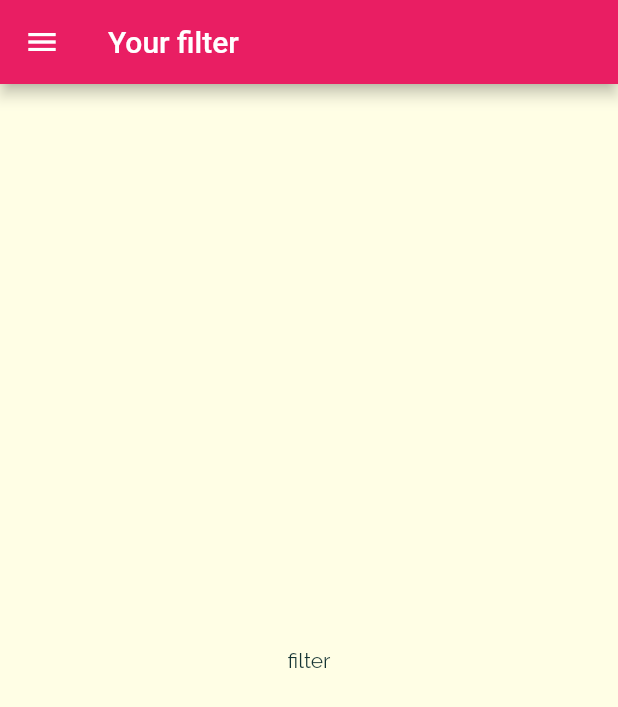
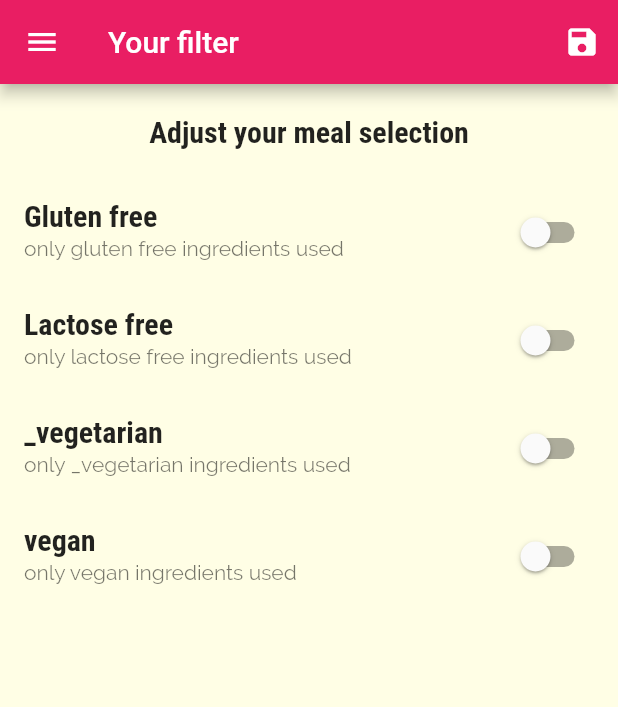
Before and after one commit to murillo0824/flutter_DeliMeal, a Flutter app: the FilterScreen screen opened by its route, on a phone screen of 412 x 824 dp. Shown: the top 707 px of the screen. Run offline on Flutter 3.47's test engine with Material 2 defaults, Android fonts, the phone set to English and light mode, and no system bars.

Commit message:
add: filter func to the app

```diff
--- a/lib/main.dart
+++ b/lib/main.dart
@@ -1,14 +1,50 @@
 import 'package:flutter/material.dart';
+import 'package:flutter_meals_app/data/dummy_data.dart';
 import 'package:flutter_meals_app/screens/category_meals_screen.dart';
 import './screens/categories_screen.dart';
 import './screens/meal_detail_screen.dart';
 import './screens/tabs_screen.dart';
 import './screens/filters_screen.dart';
+import './models/meal.dart';
 
 void main() => runApp(const MyApp());
 
-class MyApp extends StatelessWidget {
+class MyApp extends StatefulWidget {
   const MyApp({Key? key}) : super(key: key);
+
+  @override
+  State<MyApp> createState() => _MyAppState();
+}
+
+class _MyAppState extends State<MyApp> {
+  Map<String, bool> _filters = {
+    'gluten': false,
+    'lactose': false,
+    'vegan': false,
+    'vegetarian': false
+  };
+  List<Meal> _availableMeal = dummyMeals;
+  void _setFilters(Map<String, bool> filterData) {
+    setState(() {
+      _filters = filterData;
+      _availableMeal = dummyMeals.where((meal) {
+        if (_filters['gluten'] == true && !meal.isGlutenFree) {
+          return false;
+        }
+        if (_filters['lactose'] == true && !meal.isLactoseFree) {
+          return false;
+        }
+        if (_filters['vegetarian'] == true && !meal.isVegetarian) {
+          return false;
+        }
+        if (_filters['vegan'] == true && !meal.isVegan) {
+          return false;
+        } else {
+          return true;
+        }
+      }).toList();
+    });
+  }
 
   @override
   Widget build(BuildContext context) {
@@ -37,9 +73,13 @@ class MyApp extends StatelessWidget {
       ),
       home: const TabsScreen(),
       routes: {
-        CategoryMealsScreen.routeName: (ctx) => const CategoryMealsScreen(),
+        CategoryMealsScreen.routeName: (ctx) =>
+            CategoryMealsScreen(availableMeal: _availableMeal),
         MealDetailScreen.routeName: (ctx) => const MealDetailScreen(),
-        FilterScreen.routeName: (ctx) => const FilterScreen(),
+        FilterScreen.routeName: (ctx) => FilterScreen(
+              saveFilters: _setFilters,
+              currentFilter: _filters,
+            ),
       },
       onGenerateRoute: (settings) {
         return MaterialPageRoute(
--- a/lib/screens/category_meals_screen.dart
+++ b/lib/screens/category_meals_screen.dart
@@ -1,14 +1,16 @@
 import 'package:flutter/material.dart';
 import '../data/dummy_data.dart';
 import '../widgets/meal_item.dart';
+import '../models/meal.dart';
 import '../models/meal.dart';
 
 class CategoryMealsScreen extends StatefulWidget {
   static const routeName = '/category-meals';
   // final String categoryId;
   // final String categoryTitle;
-  const CategoryMealsScreen({Key? key}) : super(key: key);
-
+  const CategoryMealsScreen({Key? key, required this.availableMeal})
+      : super(key: key);
+  final List<Meal> availableMeal;
   @override
   State<CategoryMealsScreen> createState() => _CategoryMealsScreenState();
 }
@@ -31,7 +33,7 @@ class _CategoryMealsScreenState extends State<CategoryMealsScreen> {
 
       categoryTitle = routeArgs['title'] as String;
       final String categoryId = routeArgs['id'] as String;
-      displayedMeals = dummyMeals.where((meal) {
+      displayedMeals = widget.availableMeal.where((meal) {
         return meal.categories.contains(categoryId);
       }).toList();
     }
--- a/lib/screens/filters_screen.dart
+++ b/lib/screens/filters_screen.dart
@@ -1,19 +1,122 @@
 import 'package:flutter/material.dart';
 import 'package:flutter_meals_app/widgets/main_drawer.dart';
 
-class FilterScreen extends StatelessWidget {
-  const FilterScreen({Key? key}) : super(key: key);
+class FilterScreen extends StatefulWidget {
+  const FilterScreen(
+      {Key? key, required this.saveFilters, required this.currentFilter})
+      : super(key: key);
   static String routeName = '/filter';
+  final Function(Map<String, bool>) saveFilters;
+  final Map<String, bool> currentFilter;
+
+  @override
+  State<FilterScreen> createState() => _FilterScreenState();
+}
+
+class _FilterScreenState extends State<FilterScreen> {
+  bool _glutenFree = false;
+  bool _vegetarian = false;
+  bool _vegan = false;
+  bool _lactoseFree = false;
+
+  @override
+  void initState() {
+    super.initState();
+    _glutenFree = widget.currentFilter['gluten'] as bool;
+    _vegetarian = widget.currentFilter['vegetarian'] as bool;
+    _vegan = widget.currentFilter['vegan'] as bool;
+    _lactoseFree = widget.currentFilter['lactose'] as bool;
+  }
+
+  Widget _buildSwitchTile(
+    String title,
+    String subTitle,
+    bool value,
+    ValueChanged<bool> changeValue,
+  ) {
+    return SwitchListTile(
+      title: Text(title),
+      value: value,
+      subtitle: Text(subTitle),
+      onChanged: changeValue,
+      activeColor: Theme.of(context).colorScheme.secondary,
+    );
+  }
 
   @override
   Widget build(BuildContext context) {
     return Scaffold(
       appBar: AppBar(
         title: const Text('Your filter'),
+        actions: [
+          IconButton(
+              onPressed: () {
+                final selectedFilters = {
+                  'gluten': _glutenFree,
+                  'lactose': _lactoseFree,
+                  'vegan': _vegan,
+                  'vegetarian': _vegetarian,
+                };
+                widget.saveFilters(selectedFilters);
+              },
+              icon: const Icon(Icons.save))
+        ],
       ),
       drawer: const MainDrawer(),
-      body: const Center(
-        child: Text('filter'),
+      body: Column(
+        children: [
+          Container(
+            padding: const EdgeInsets.all(20),
+            child: Text('Adjust your meal selection',
+                style: Theme.of(context).textTheme.subtitle1),
+          ),
+          Expanded(
+            child: ListView(
+              children: [
+                _buildSwitchTile(
+                  'Gluten free',
+                  'only gluten free ingredients used',
+                  _glutenFree,
+                  (bool newValue) {
+                    setState(() {
+                      _glutenFree = newValue;
+                    });
+                  },
+                ),
+                _buildSwitchTile(
+                  'Lactose free',
+                  'only lactose free ingredients used',
+                  _lactoseFree,
+                  (newValue) {
+                    setState(() {
+                      _lactoseFree = newValue;
+                    });
+                  },
+                ),
+                _buildSwitchTile(
+                  '_vegetarian',
+                  'only _vegetarian ingredients used',
+                  _vegetarian,
+                  (newValue) {
+                    setState(() {
+                      _vegetarian = newValue;
+                    });
+                  },
+                ),
+                _buildSwitchTile(
+                  'vegan',
+                  'only vegan ingredients used',
+                  _vegan,
+                  (newValue) {
+                    setState(() {
+                      _vegan = newValue;
+                    });
+                  },
+                ),
+              ],
+            ),
+          )
+        ],
       ),
     );
   }
```
